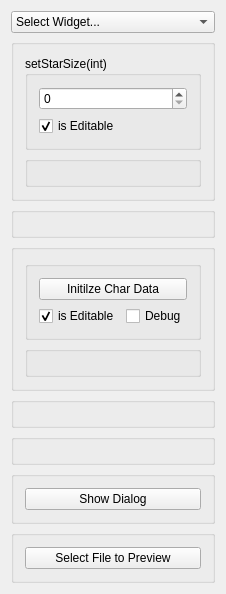
Before: the Qt Designer form FF7tk/mainwindow.ui in sithlord48/ff7tk, drawn with Qt 5.
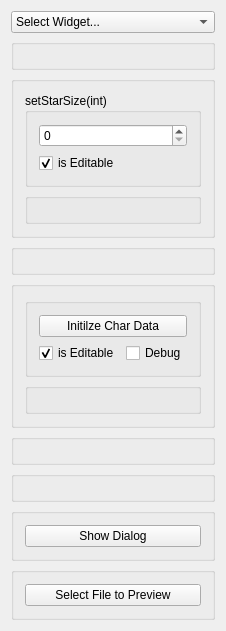
After: the same form once the commit is applied.

Commit message: FF7Save + itemMask1 get / set , + keyItem/ keyItems get/set + enum. New Widget DoubleCheckBox MainWindow : update to use new FF7Save Functions. FF7tk Demo + example of DoubleCheckBox.

```diff
--- a/FF7tk/mainwindow.ui
+++ b/FF7tk/mainwindow.ui
@@ -6,8 +6,8 @@
    <rect>
     <x>0</x>
     <y>0</y>
-    <width>216</width>
-    <height>23</height>
+    <width>212</width>
+    <height>21</height>
    </rect>
   </property>
   <property name="sizePolicy">
@@ -63,6 +63,18 @@
         <string>SlotSelect</string>
        </property>
       </item>
+      <item>
+       <property name="text">
+        <string>DoubleCheckBox</string>
+       </property>
+      </item>
+     </widget>
+    </item>
+    <item>
+     <widget class="QGroupBox" name="dlb_checkboxes">
+      <property name="title">
+       <string/>
+      </property>
      </widget>
     </item>
     <item>
```
The commit also changes 6 other files.
